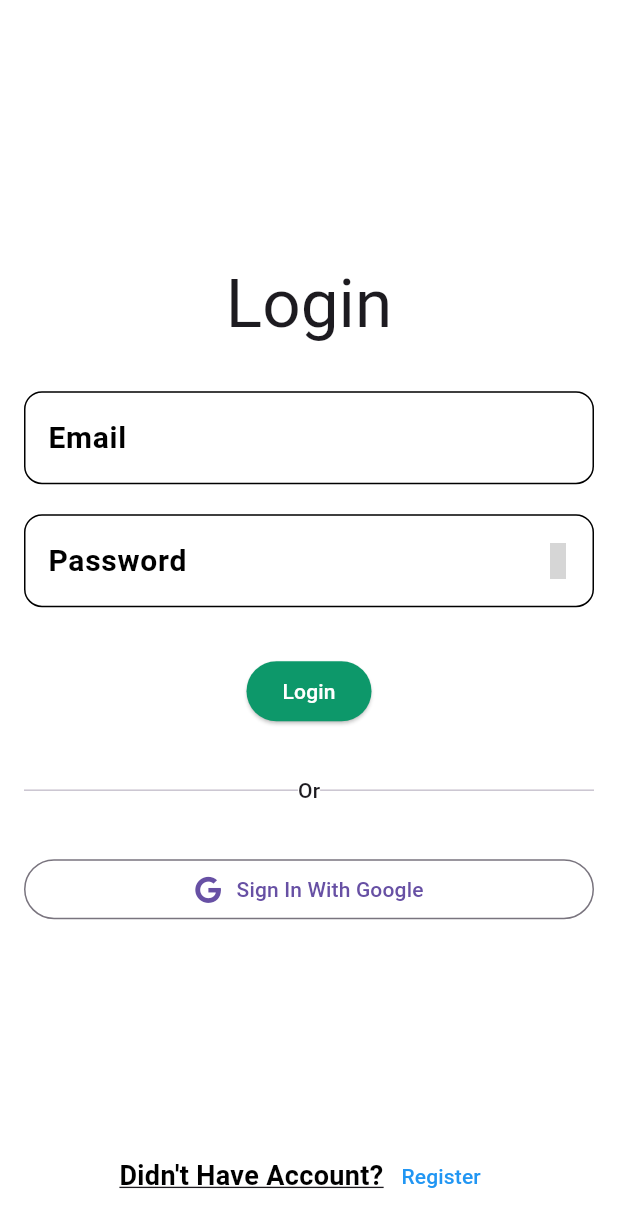
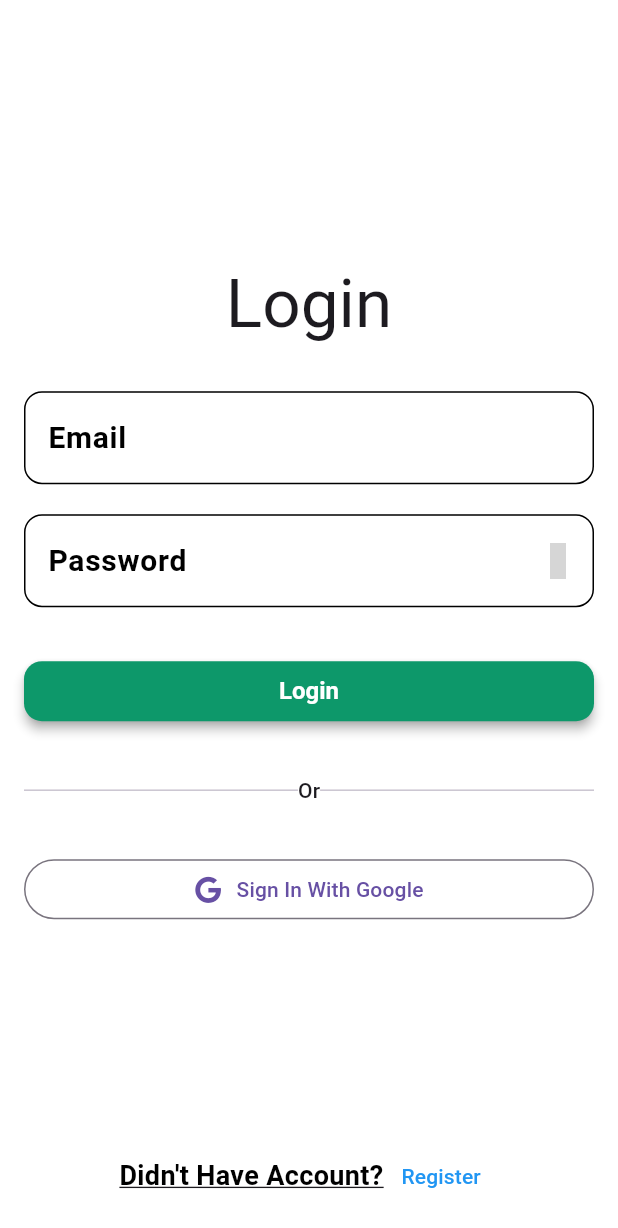
Before and after one commit to rostom17/Farmers-Nest, a Flutter app: the screen it shows after launch, on a phone screen of 412 x 824 dp. Shown: the top 1228 px of the screen. Run offline on Flutter 3.47's test engine with Material 3 defaults, Android fonts, the phone set to English and light mode, and no system bars; our stand-ins replace flutter_svg, font_awesome_flutter, get, iconsax, smooth_page_indicator; grey boxes are pictures that could not be loaded.

Commit message:
Elevated Button theme changed

```diff
--- a/lib/app.dart
+++ b/lib/app.dart
@@ -64,6 +64,16 @@ class FarmersNest extends StatelessWidget {
         style: ElevatedButton.styleFrom(
           backgroundColor: ColorPallet.mainColorTheme,
           foregroundColor: Colors.white,
+          fixedSize: Size.fromWidth(double.maxFinite),
+          shadowColor: Colors.grey,
+          elevation: 3,
+          shape: RoundedRectangleBorder(
+            borderRadius: BorderRadius.circular(12),
+          ),
+          textStyle: TextStyle(
+            fontSize: 16,
+            fontWeight: FontWeight.w600,
+          ),
         ),
       ),
 
```
